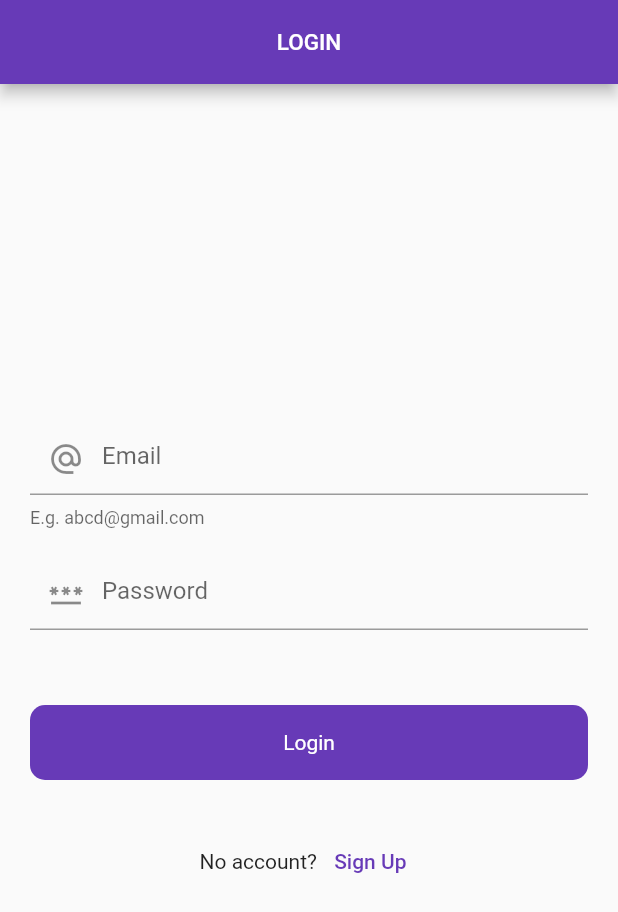
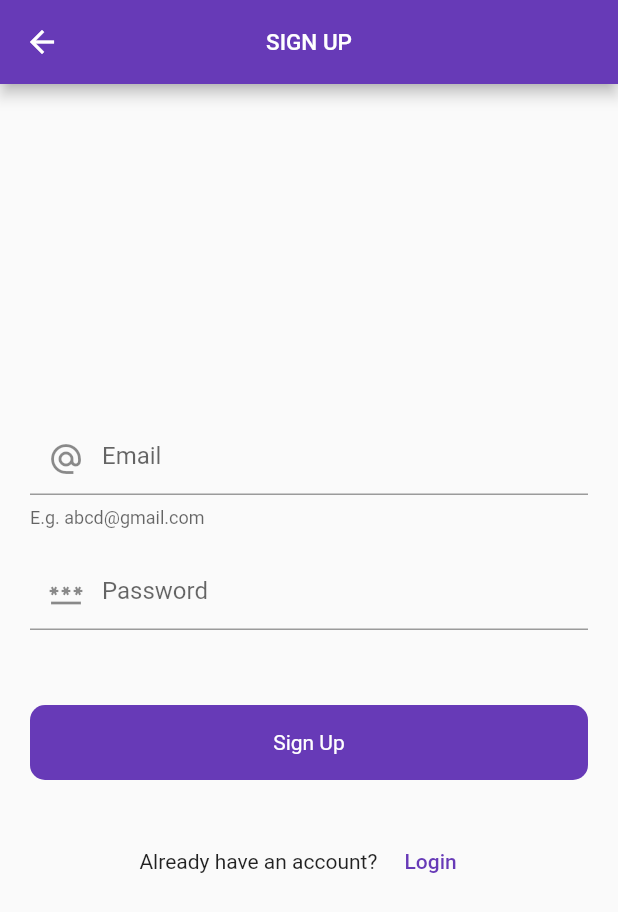
Before and after one commit to praneshp1org/firebase-integration-in-flutter-app, a Flutter app: the screen it shows after launch, after a tap on "Sign Up", on a phone screen of 412 x 824 dp. Shown: the top 912 px of the screen. Run offline on Flutter 3.47's test engine with Material 2 defaults, Android fonts, the phone set to English and light mode, and no system bars; our stand-ins replace firebase_auth, firebase_core, get; accounts and stored records are empty.

Commit message:
signup and login completed

```diff
--- a/lib/main.dart
+++ b/lib/main.dart
@@ -1,4 +1,5 @@
 import 'package:firebase_crud/ui/auth/login_screen.dart';
+import 'package:firebase_crud/ui/auth/signup_screen.dart';
 import 'package:firebase_crud/ui/splash_screen.dart';
 import 'package:flutter/material.dart';
 import 'package:firebase_auth/firebase_auth.dart';
@@ -19,14 +20,15 @@ class MyApp extends StatelessWidget {
   Widget build(BuildContext context) {
     return GetMaterialApp(
       debugShowCheckedModeBanner: false,
-      title: 'Flutter Demo',
+      title: 'Flutter Firebase',
       theme: ThemeData(
         primarySwatch: Colors.deepPurple,
       ),
       // home: SplashScreen(),
       getPages: [
         GetPage(name: "/", page: () => SplashScreen()),
-        // GetPage(name: "/home", page: () => HomePage())
+        GetPage(name: "/login", page: () => LoginScreen()),
+        GetPage(name: "/signup", page: () => SignUpScreen()),
       ],
     );
   }
--- a/lib/ui/auth/login_screen.dart
+++ b/lib/ui/auth/login_screen.dart
@@ -1,5 +1,7 @@
 import 'package:firebase_crud/widgets/round_button.dart';
 import 'package:flutter/material.dart';
+import 'package:flutter/services.dart';
+import 'package:get/get.dart';
 
 class LoginScreen extends StatefulWidget {
   const LoginScreen({super.key});
@@ -26,7 +28,13 @@ class _LoginScreenState extends State<LoginScreen> {
 
   @override
   Widget build(BuildContext context) {
-    return Scaffold(
+    return WillPopScope(
+      onWillPop: (() async {
+        //hardware exit
+        SystemNavigator.pop();
+        return true;
+      }),
+      child: Scaffold(
         appBar: AppBar(
           automaticallyImplyLeading: false,
           title: Text(
@@ -102,12 +110,17 @@ class _LoginScreenState extends State<LoginScreen> {
                   // SizedBox(
                   //   width: 5,
                   // ),
-                TextButton(onPressed: () {}, child: Text('Sign Up')),
+                  TextButton(
+                      onPressed: () {
+                        Get.toNamed('/signup');
+                      },
+                      child: Text('Sign Up')),
                 ],
               )
             ],
           ),
         ),
+      ),
     );
   }
 }
--- /dev/null
+++ b/lib/ui/auth/signup_screen.dart
@@ -0,0 +1,118 @@
+import 'package:firebase_crud/widgets/round_button.dart';
+import 'package:flutter/material.dart';
+import 'package:get/get.dart';
+
+class SignUpScreen extends StatefulWidget {
+  const SignUpScreen({super.key});
+
+  @override
+  State<SignUpScreen> createState() => _SignUpScreenState();
+}
+
+class _SignUpScreenState extends State<SignUpScreen> {
+  final _emailController = TextEditingController();
+  final _passwordController = TextEditingController();
+  final _formKey = GlobalKey<FormState>(); //checks if empty or not
+  /*
+  form validator dlutter documentation ma ramro xa
+  */
+
+  @override
+  void dispose() {
+    // TODO: implement dispose
+    super.dispose();
+    _passwordController.dispose();
+    _emailController.dispose();
+  }
+
+  @override
+  Widget build(BuildContext context) {
+    return Scaffold(
+      appBar: AppBar(
+        // automaticallyImplyLeading: false,
+        title: Text(
+          'SIGN UP',
+          style: TextStyle(fontSize: 15),
+        ),
+        centerTitle: true,
+      ),
+      body: Padding(
+        padding: const EdgeInsets.symmetric(horizontal: 20),
+        child: Column(
+          mainAxisAlignment: MainAxisAlignment.center,
+          crossAxisAlignment: CrossAxisAlignment.center,
+          children: [
+            Form(
+                key: _formKey,
+                child: Column(
+                  children: [
+                    TextFormField(
+                      keyboardType: TextInputType.emailAddress,
+                      controller: _emailController,
+                      decoration: InputDecoration(
+                          prefixIcon: Icon(Icons.alternate_email),
+                          helperText: 'E.g. abcd@gmail.com',
+                          hintText: 'Email'),
+                      validator: ((value) {
+                        if (value == null || value.isEmpty) {
+                          return 'Please enter email';
+                        }
+                        return null;
+                      }),
+                    ),
+                    SizedBox(
+                      height: 20,
+                    ),
+                    TextFormField(
+                      keyboardType: TextInputType.text,
+                      obscureText: true,
+                      controller: _passwordController,
+                      decoration: InputDecoration(
+                          prefixIcon: Icon(Icons.password),
+                          // helperText: 'stronm',
+                          hintText: 'Password'),
+                      validator: ((value) {
+                        if (value == null || value.isEmpty) {
+                          return 'Please enter password';
+                        }
+                        return null;
+                      }),
+                    ),
+                  ],
+                )),
+            SizedBox(
+              height: 50,
+            ),
+            RoundButton(
+              title: 'Sign Up',
+              onTap: (() {
+                if (_formKey.currentState!.validate()) {
+                  ScaffoldMessenger.of(context).showSnackBar(
+                    const SnackBar(content: Text('Processing Data...')),
+                  );
+                }
+              }),
+            ),
+            SizedBox(
+              height: 30,
+            ),
+            Row(
+              mainAxisAlignment: MainAxisAlignment.center,
+              children: [
+                Text('Already have an account? '),
+                // SizedBox(
+                //   width: 5,
+                // ),
+                TextButton(
+                    onPressed: () {
+                      Get.offNamed('/login');
+                    },
+                    child: Text('Login')),
+              ],
+            )
+          ],
+        ),
+      ),
+    );
+  }
+}
```
Lines whose indentation alone changed are shown as unchanged.
